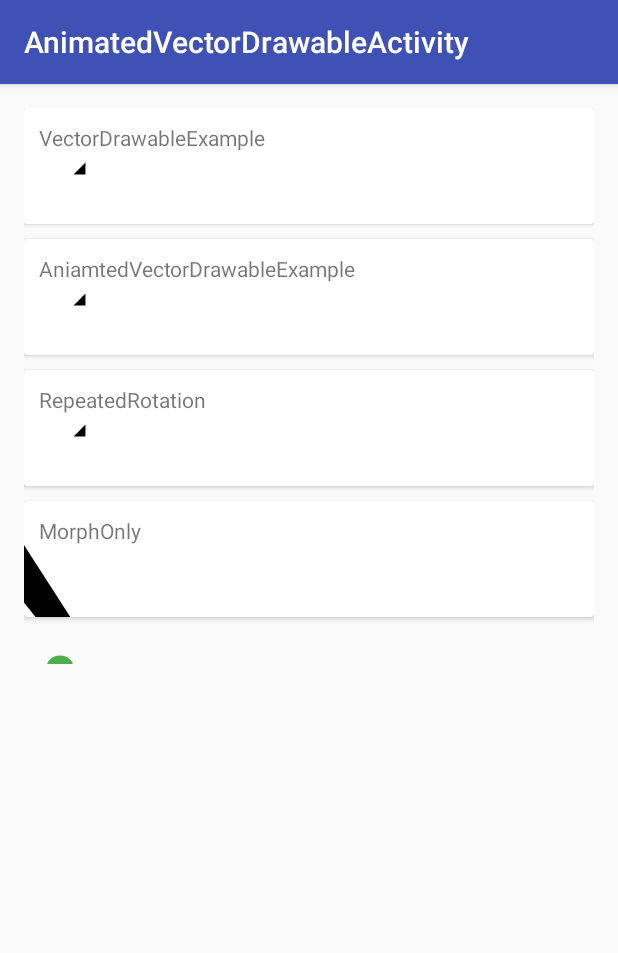
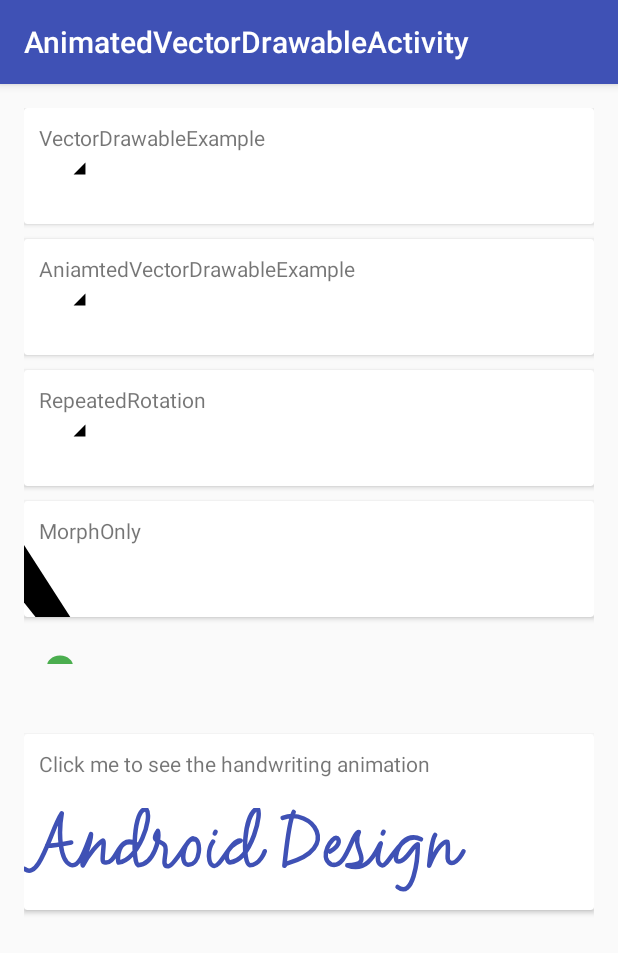
Before and after one commit to buptfarmer/edu, an Android app: the AnimatedVectorDrawableActivity screen opened directly, with no data from a screen before it, after a tap on an icon or button, on a phone screen of 412 x 824 dp. Shown: the top 953 px of the screen. Run offline under Robolectric (Android 15) with nearby library versions, the phone set to English and light mode, and no system bars; our stand-ins replace data binding; 1 statement that could not run was skipped.

Commit message:
change: add animated handwriting
Change-Id: I28d485335978825b659001ff199d4e02d7276218

```diff
--- a/app/src/main/java/com/chensiwen/edugame/AnimatedVectorDrawableActivity.java
+++ b/app/src/main/java/com/chensiwen/edugame/AnimatedVectorDrawableActivity.java
@@ -64,6 +64,19 @@ public class AnimatedVectorDrawableActivity extends BaseAppCompatActivity {
 
             }
         }
+        public void onClickAniamtedHandWriting(View view) {
+            ImageView imageView = binding.handwritingAnimated;
+            Drawable drawable = getResources().getDrawable(R.drawable.animted_handwriting);
+            imageView.setImageDrawable(drawable);
+            if (drawable instanceof Animatable) {
+                if (((Animatable) drawable).isRunning()) {
+                    ((Animatable) drawable).stop();
+                } else {
+                    ((Animatable) drawable).start();
+                }
+
+            }
+        }
     }
 
     private ActivityAnimatedVectorDrawableBinding binding;
--- /dev/null
+++ b/app/src/main/res/drawable/animted_handwriting.xml
@@ -0,0 +1,102 @@
+<?xml version="1.0" encoding="utf-8"?>
+<animated-vector
+    xmlns:aapt="http://schemas.android.com/aapt"
+    xmlns:android="http://schemas.android.com/apk/res/android"
+    android:drawable="@drawable/vd_handwriting_android_design">
+
+    <target android:name="andro">
+        <aapt:attr name="android:animation">
+            <objectAnimator
+                android:duration="1000"
+                android:interpolator="@android:interpolator/fast_out_linear_in"
+                android:propertyName="trimPathEnd"
+                android:valueFrom="0"
+                android:valueTo="1"/>
+        </aapt:attr>
+    </target>
+
+    <target android:name="id">
+        <aapt:attr name="android:animation">
+            <objectAnimator
+                android:duration="250"
+                android:interpolator="@android:interpolator/fast_out_slow_in"
+                android:propertyName="trimPathEnd"
+                android:startOffset="1050"
+                android:valueFrom="0"
+                android:valueTo="1"/>
+        </aapt:attr>
+    </target>
+
+    <target android:name="a_stroke">
+        <aapt:attr name="android:animation">
+            <objectAnimator
+                android:duration="50"
+                android:interpolator="@android:interpolator/fast_out_slow_in"
+                android:propertyName="trimPathEnd"
+                android:startOffset="1300"
+                android:valueFrom="0"
+                android:valueTo="1"/>
+        </aapt:attr>
+    </target>
+
+    <target android:name="i_dot">
+        <aapt:attr name="android:animation">
+            <objectAnimator
+                android:duration="50"
+                android:interpolator="@android:interpolator/fast_out_slow_in"
+                android:propertyName="trimPathEnd"
+                android:startOffset="1400"
+                android:valueFrom="0"
+                android:valueTo="1"/>
+        </aapt:attr>
+    </target>
+
+    <target android:name="d">
+        <aapt:attr name="android:animation">
+            <objectAnimator
+                android:duration="200"
+                android:interpolator="@android:interpolator/fast_out_slow_in"
+                android:propertyName="trimPathEnd"
+                android:startOffset="1550"
+                android:valueFrom="0"
+                android:valueTo="1"/>
+        </aapt:attr>
+    </target>
+
+    <target android:name="esig">
+        <aapt:attr name="android:animation">
+            <objectAnimator
+                android:duration="600"
+                android:interpolator="@android:interpolator/fast_out_linear_in"
+                android:propertyName="trimPathEnd"
+                android:startOffset="1800"
+                android:valueFrom="0"
+                android:valueTo="1"/>
+        </aapt:attr>
+    </target>
+
+    <target android:name="n">
+        <aapt:attr name="android:animation">
+            <objectAnimator
+                android:duration="200"
+                android:interpolator="@android:interpolator/fast_out_slow_in"
+                android:propertyName="trimPathEnd"
+                android:startOffset="2450"
+                android:valueFrom="0"
+                android:valueTo="1"/>
+        </aapt:attr>
+    </target>
+
+    <target android:name="second_i_dot">
+        <aapt:attr name="android:animation">
+            <objectAnimator
+                android:duration="50"
+                android:interpolator="@android:interpolator/fast_out_slow_in"
+                android:propertyName="trimPathEnd"
+                android:startOffset="2700"
+                android:valueFrom="0"
+                android:valueTo="1"/>
+        </aapt:attr>
+    </target>
+
+</animated-vector>
--- /dev/null
+++ b/app/src/main/res/drawable/vd_handwriting_android_design.xml
@@ -0,0 +1,82 @@
+<?xml version="1.0" encoding="utf-8"?>
+<vector
+    xmlns:android="http://schemas.android.com/apk/res/android"
+    android:width="308dp"
+    android:height="68dp"
+    android:tint="?attr/colorPrimary"
+    android:viewportHeight="68"
+    android:viewportWidth="308">
+
+    <path
+        android:name="andro"
+        android:pathData="M0.341920533,40.5760313 C10.4153396,48.6685632 17.8034264,14.3620789 25.1846643,3.56823233 C22.6808659,17.4367383 24.2427442,35.0729292 30.8190658,37.8244796 C37.3953873,40.57603 41.5672433,24.9138787 44.6864294,17.4367377 C44.6864297,24.9138787 37.5249051,37.3372753 39.249546,38.3131369 C42.8471123,31.0871747 50.0182725,22.9181478 52.3256959,21.7592998 C54.6331193,20.6004517 50.8848435,36.4943726 53.2676171,36.1358718 C62.1953141,39.082309 62.1473214,16.7555802 74.563028,23.7653072 C62.1473214,18.8909047 62.0474335,34.9249451 63.0693063,36.4087435 C76.0701005,34.9249451 85.9997193,6.61579217 81.6328141,0.899274471 C72.6738297,-0.871651751 72.1813599,37.3152891 76.0701025,38.1418785 C86.6180283,37.824479 90.9662415,19.7790174 89.21512,15.293806 C83.852121,23.0597104 91.383788,21.276977 93.8478663,24.9138796 C96.3540742,28.3130578 90.4737717,39.4542398 96.3540742,38.8211488 C101.209825,37.9762811 111.517305,15.6548547 113.471544,21.0005578 C107.744981,18.6286267 102.662668,37.2240495 109.328684,37.824479 C117.918245,38.1418771 118.454797,21.0005578 113.471544,20.4832582"
+        android:strokeColor="@android:color/holo_green_light"
+        android:strokeLineCap="round"
+        android:strokeLineJoin="round"
+        android:strokeWidth="3"
+        android:trimPathEnd="1"/>
+
+    <path
+        android:name="id"
+        android:pathData="M126.046387,22.4013672 C121.762207,28.8041992 123.087402,37.2265625 125.954102,38.3725586 C130.26416,41.6142578 138.382324,19.9448242 144.455078,21.7612305 C131.391113,27.4980469 135.289551,36.3017578 137.201172,36.3017578 C152.215819,34.4545898 159.176759,1.63085934 155.48291,0.109375 C146.004882,5.33300781 145.556151,36.3017578 150.474609,38.1679688 C157.431153,38.1679688 160.515137,28.8041992 160.515137,28.8041992"
+        android:strokeColor="@android:color/holo_green_light"
+        android:strokeLineCap="round"
+        android:strokeLineJoin="round"
+        android:strokeWidth="3"
+        android:trimPathEnd="1"/>
+
+    <path
+        android:name="a_stroke"
+        android:pathData="M15.5131836,25.2182617 C19.5947266,25.2182617 31.4887695,22.9897461 31.4887695,22.9897461"
+        android:strokeColor="@android:color/holo_green_light"
+        android:strokeLineCap="round"
+        android:strokeLineJoin="round"
+        android:strokeWidth="3"
+        android:trimPathEnd="1"/>
+
+    <path
+        android:name="i_dot"
+        android:pathData="M127.723145,15.8867188 L127.163086,17.0029297"
+        android:strokeColor="@android:color/holo_green_light"
+        android:strokeLineCap="round"
+        android:strokeLineJoin="round"
+        android:strokeWidth="3"
+        android:trimPathEnd="1"/>
+
+    <path
+        android:name="d"
+        android:pathData="M179.80127,2.60498047 C176.131917,10.1152344 174.223633,34.0673828 173.55957,38.5478516 C175.206055,36.9267578 174.533691,36.8710938 175.60498,36.8710938 C212.008789,26.9985352 192.196777,-0.39453125 172.428711,6.56152344"
+        android:strokeColor="@android:color/holo_green_light"
+        android:strokeLineCap="round"
+        android:strokeLineJoin="round"
+        android:strokeWidth="3"
+        android:trimPathEnd="1"/>
+
+    <path
+        android:name="esig"
+        android:pathData="M204.027344,29.0200195 C212.498535,24.2231445 209.48584,20.0551758 208.53125,20.0551758 C205.774902,18.3828125 196.044922,32.4404297 204.596191,37.5283203 C214.817871,41.4614258 218.684081,16.0166016 223.237792,16.0166016 C217.423339,27.6240234 235.10498,37.5283203 215.530274,38.2475586 C230.764648,44.2109375 235.949706,24.9003906 237.895507,23.5888672 C234.370117,35.1958008 236.134765,37.5283203 238.70166,38.2475586 C243.201171,39.519043 251.621093,13.8134766 264.673828,20.8544922 C251.621093,13.8134766 244.347656,35.7421875 249.693848,35.7421875 C255.04004,35.7421875 259.597167,24.2231445 262.54248,24.2231445 C262.54248,35.0126419 259.476562,60.7124023 249.032714,52.6586914"
+        android:strokeColor="@android:color/holo_green_light"
+        android:strokeLineCap="round"
+        android:strokeLineJoin="round"
+        android:strokeWidth="3"
+        android:trimPathEnd="1"/>
+
+    <path
+        android:name="n"
+        android:pathData="M274.092285,17.934082 C271.665527,21.6083984 270.089844,38.465332 270.089844,38.465332 C275.562012,24.7871094 280.663086,22.0395508 282.294434,22.5825195 C283.466797,28.0629883 281.084961,34.3491211 283.559082,36.1098633 C286.033203,37.8706055 289.920898,35.0537109 293.011719,28.9052734"
+        android:strokeColor="@android:color/holo_green_light"
+        android:strokeLineCap="round"
+        android:strokeLineJoin="round"
+        android:strokeWidth="3"
+        android:trimPathEnd="1"/>
+
+    <path
+        android:name="second_i_dot"
+        android:pathData="M239.723145,15.8867188 L239.163086,17.0029297"
+        android:strokeColor="@android:color/holo_green_light"
+        android:strokeLineCap="round"
+        android:strokeLineJoin="round"
+        android:strokeWidth="3"
+        android:trimPathEnd="1"/>
+
+</vector>
--- a/app/src/main/res/layout/activity_animated_vector_drawable.xml
+++ b/app/src/main/res/layout/activity_animated_vector_drawable.xml
@@ -172,6 +172,38 @@
                 android:onClick="@{handlers::onClickAniamtedLeaf}"
                 app:srcCompat="@drawable/android_logo_vector_morphable"
                 tools:ignore="MissingPrefix"/>
+
+            <android.support.v7.widget.CardView
+                android:layout_width="match_parent"
+                android:layout_height="wrap_content"
+                android:onClick="@{handlers::onClickAniamtedHandWriting}"
+                android:layout_marginTop="10dp"
+                >
+
+                <android.support.constraint.ConstraintLayout
+                    android:layout_width="wrap_content"
+                    android:layout_height="wrap_content">
+
+                    <TextView
+                        android:id="@+id/handwriting_animated_title"
+                        android:layout_width="wrap_content"
+                        android:layout_height="wrap_content"
+                        android:layout_margin="10dp"
+                        android:text="Click me to see the handwriting animation"
+                        app:layout_constraintLeft_toLeftOf="parent"
+                        app:layout_constraintTop_toTopOf="parent"/>
+
+                    <ImageView
+                        android:id="@+id/handwriting_animated"
+                        android:layout_width="wrap_content"
+                        android:layout_height="wrap_content"
+                        android:layout_marginTop="20dp"
+                        app:layout_constraintLeft_toLeftOf="parent"
+                        app:layout_constraintTop_toBottomOf="@id/handwriting_animated_title"
+                        app:srcCompat="@drawable/vd_handwriting_android_design"
+                        tools:ignore="MissingPrefix"/>
+                </android.support.constraint.ConstraintLayout>
+            </android.support.v7.widget.CardView>
         </LinearLayout>
 
         <android.support.design.widget.FloatingActionButton
```
